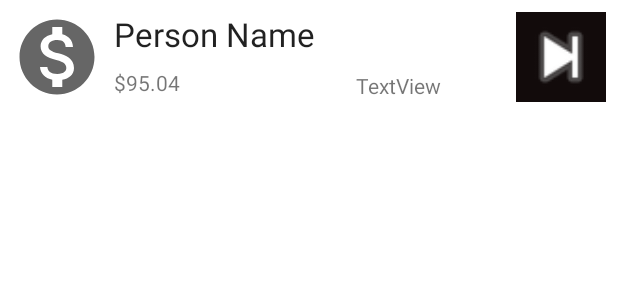
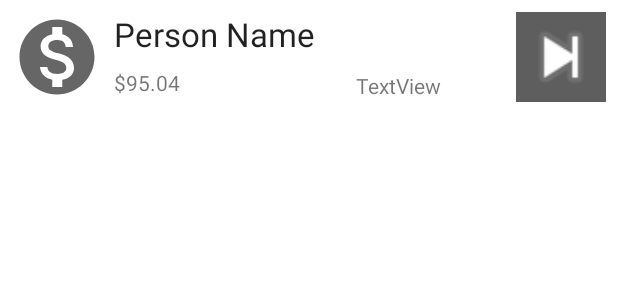
Before and after one commit to Bluestopsign98/MobileAppDev, an Android app: the layout recycler_view_row_layout.xml on its own in the app's theme, with its tools: preview values and no code run, on a phone screen of 412 x 824 dp. Shown: the top 300 px of the screen. Run offline under Robolectric (Android 15) with nearby library versions, the phone set to English and light mode, and no system bars.

Commit message:
button color update

```diff
--- a/app/src/main/res/layout/recycler_view_row_layout.xml
+++ b/app/src/main/res/layout/recycler_view_row_layout.xml
@@ -24,7 +24,7 @@
         android:layout_marginTop="8dp"
         android:layout_marginEnd="8dp"
         android:layout_marginBottom="8dp"
-        android:background="#120B0B"
+        android:background="#5E5E5E"
         app:layout_constraintBottom_toBottomOf="parent"
         app:layout_constraintEnd_toEndOf="parent"
         app:layout_constraintTop_toTopOf="parent"
```
